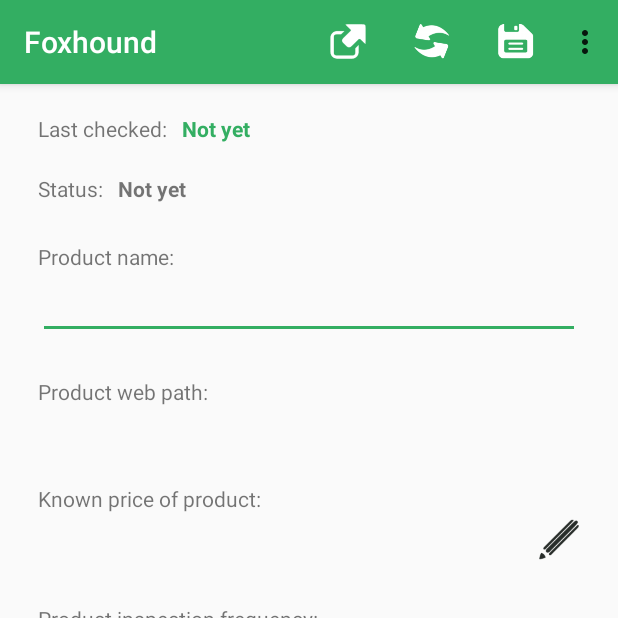
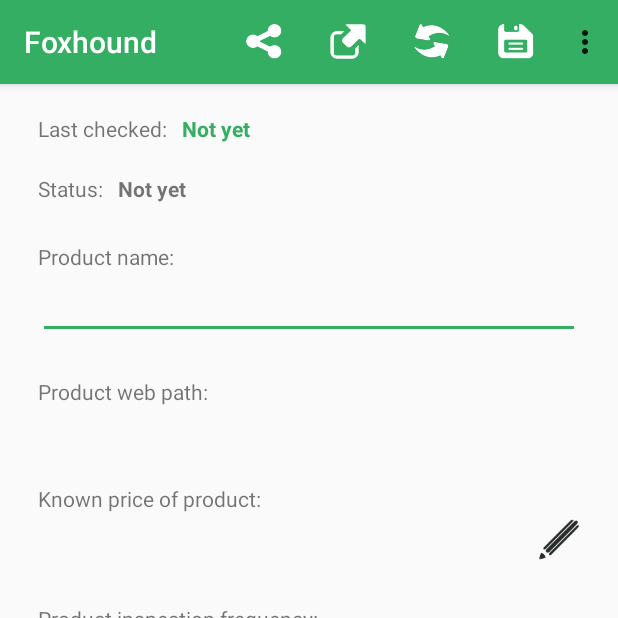
Before and after one commit to david3355/Foxhound, an Android app: the ProductInfoActivity screen opened directly, with no data from a screen before it, on a phone screen of 412 x 824 dp, the top half of it. Run offline under Robolectric (Android 15) with nearby library versions, the phone set to English and light mode, and no system bars; libraries missing offline, so code that uses them is left out: controllers.exceptions, controllers.validators, tracker.clientnotifier; 17 statements that could not run were skipped.

Commit message:
Shareing products implemented

```diff
--- a/app/src/main/res/menu/menu_product_info.xml
+++ b/app/src/main/res/menu/menu_product_info.xml
@@ -3,9 +3,11 @@
       xmlns:android="http://schemas.android.com/apk/res/android">
 
     <item
-        android:id="@+id/item_remove_product"
-        android:icon="@drawable/remove"
-        android:title="Remove product"/>
+        android:id="@+id/item_share_product"
+        android:icon="@drawable/share"
+        android:title="Share product"
+        app:showAsAction="always"
+        />
 
     <item
         android:id="@+id/menu_open_link"
@@ -25,4 +27,10 @@
         android:title="Save product"
         app:showAsAction="always"
         />
+
+    <item
+        android:id="@+id/item_remove_product"
+        android:icon="@drawable/remove"
+        android:title="Remove product"/>
+
 </menu>
```
Also changed, not shown: app/src/main/java/com/jagerdev/foxhoundpricetracker/ProductInfoActivity.java (+14 -0 lines), app/src/main/res/drawable/remove.png, app/src/main/res/drawable/share.png (added).
